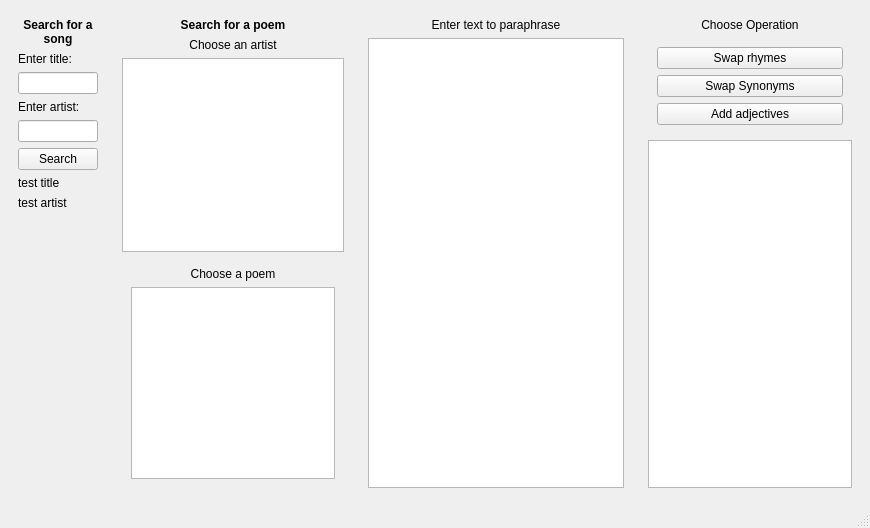
Above: paraphrase_generator.ui from pgrzankowski/paraphrase-generator-project before the change. Below: the same form after it.
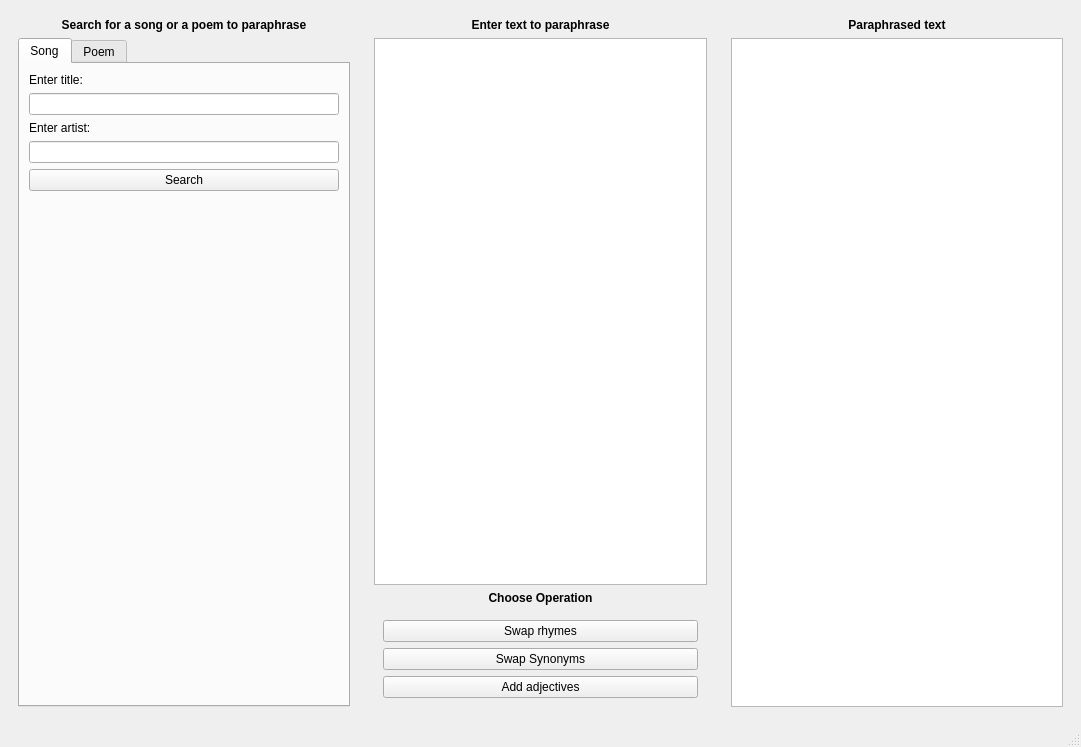
That is the form after the change. The open tabs and pages were chosen to show the change.

Commit message: Implemented TabBar widget, improved search system

```diff
--- a/paraphrase_generator.ui
+++ b/paraphrase_generator.ui
@@ -6,8 +6,8 @@
    <rect>
     <x>0</x>
     <y>0</y>
-    <width>870</width>
-    <height>528</height>
+    <width>1081</width>
+    <height>747</height>
    </rect>
   </property>
   <property name="windowTitle">
@@ -33,16 +33,23 @@
           </font>
          </property>
          <property name="text">
-          <string>Search for a song</string>
+          <string>Search for a song or a poem to paraphrase</string>
          </property>
          <property name="alignment">
           <set>Qt::AlignCenter</set>
          </property>
-         <property name="wordWrap">
-          <bool>true</bool>
-         </property>
         </widget>
        </item>
+       <item>
+        <widget class="QTabWidget" name="tabWidget">
+         <property name="currentIndex">
+          <number>0</number>
+         </property>
+         <widget class="QWidget" name="tab">
+          <attribute name="title">
+           <string>Song</string>
+          </attribute>
+          <layout class="QVBoxLayout" name="verticalLayout_8">
        <item>
         <widget class="QLabel" name="songTitleLabel">
          <property name="text">
@@ -71,16 +78,29 @@
         </widget>
        </item>
        <item>
-        <widget class="QLabel" name="testOutputTitle">
+            <widget class="QLabel" name="resultsLabel">
+             <property name="font">
+              <font>
+               <weight>75</weight>
+               <bold>true</bold>
+              </font>
+             </property>
          <property name="text">
-          <string>test title</string>
+              <string/>
          </property>
         </widget>
        </item>
        <item>
-        <widget class="QLabel" name="testOutputArtist">
+            <widget class="QLabel" name="foundTitle">
          <property name="text">
-          <string>test artist</string>
+              <string/>
+             </property>
+            </widget>
+           </item>
+           <item>
+            <widget class="QLabel" name="foundArtist">
+             <property name="text">
+              <string/>
          </property>
         </widget>
        </item>
@@ -99,30 +119,15 @@
        </item>
       </layout>
      </widget>
-    </item>
+         <widget class="QWidget" name="tab_2">
+          <attribute name="title">
+           <string>Poem</string>
+          </attribute>
+          <layout class="QVBoxLayout" name="verticalLayout_9">
     <item>
-     <widget class="QWidget" name="widget_2" native="true">
-      <layout class="QVBoxLayout" name="verticalLayout_4">
-       <item>
-        <widget class="QLabel" name="poemTitleLabel">
-         <property name="font">
-          <font>
-           <weight>75</weight>
-           <bold>true</bold>
-          </font>
-         </property>
+            <widget class="QLabel" name="chooseAuthor">
          <property name="text">
-          <string>Search for a poem</string>
-         </property>
-         <property name="alignment">
-          <set>Qt::AlignCenter</set>
-         </property>
-        </widget>
-       </item>
-       <item>
-        <widget class="QLabel" name="chooseArtist">
-         <property name="text">
-          <string>Choose an artist</string>
+              <string>Choose an author</string>
          </property>
          <property name="alignment">
           <set>Qt::AlignCenter</set>
@@ -132,6 +137,16 @@
        <item>
         <widget class="QListWidget" name="artistList"/>
        </item>
+           <item>
+            <widget class="QLabel" name="choosePoem">
+             <property name="text">
+              <string>Choose a poem</string>
+             </property>
+             <property name="alignment">
+              <set>Qt::AlignCenter</set>
+             </property>
+            </widget>
+           </item>
        <item>
         <widget class="QStackedWidget" name="stack">
          <property name="currentIndex">
@@ -153,16 +168,6 @@
          </widget>
          <widget class="QWidget" name="page_2">
           <layout class="QVBoxLayout" name="verticalLayout_6">
-           <item>
-            <widget class="QLabel" name="choosePoem">
-             <property name="text">
-              <string>Choose a poem</string>
-             </property>
-             <property name="alignment">
-              <set>Qt::AlignCenter</set>
-             </property>
-            </widget>
-           </item>
            <item>
             <widget class="QListWidget" name="titleList"/>
            </item>
@@ -172,6 +177,10 @@
        </item>
       </layout>
      </widget>
+        </widget>
+       </item>
+      </layout>
+     </widget>
     </item>
     <item>
      <widget class="QWidget" name="widget_3" native="true">
@@ -190,6 +199,12 @@
            <verstretch>0</verstretch>
           </sizepolicy>
          </property>
+         <property name="font">
+          <font>
+           <weight>75</weight>
+           <bold>true</bold>
+          </font>
+         </property>
          <property name="text">
           <string>Enter text to paraphrase</string>
          </property>
@@ -201,12 +216,6 @@
        <item>
         <widget class="QTextEdit" name="inputText"/>
        </item>
-      </layout>
-     </widget>
-    </item>
-    <item>
-     <widget class="QWidget" name="widget_4" native="true">
-      <layout class="QVBoxLayout" name="verticalLayout">
        <item>
         <widget class="QLabel" name="chooseOperation">
          <property name="sizePolicy">
@@ -215,6 +224,12 @@
            <verstretch>0</verstretch>
           </sizepolicy>
          </property>
+         <property name="font">
+          <font>
+           <weight>75</weight>
+           <bold>true</bold>
+          </font>
+         </property>
          <property name="text">
           <string>Choose Operation</string>
          </property>
@@ -250,6 +265,28 @@
          </layout>
         </widget>
        </item>
+      </layout>
+     </widget>
+    </item>
+    <item>
+     <widget class="QWidget" name="widget_4" native="true">
+      <layout class="QVBoxLayout" name="verticalLayout">
+       <item>
+        <widget class="QLabel" name="paraphrasedTextLabel">
+         <property name="font">
+          <font>
+           <weight>75</weight>
+           <bold>true</bold>
+          </font>
+         </property>
+         <property name="text">
+          <string>Paraphrased text</string>
+         </property>
+         <property name="alignment">
+          <set>Qt::AlignCenter</set>
+         </property>
+        </widget>
+       </item>
        <item>
         <widget class="QTextBrowser" name="outputText"/>
        </item>
```
Left out of the diff: 10 changed lines with no effect on the pictures. Lines whose indentation alone changed are shown as unchanged. The commit also changes 6 other files.
